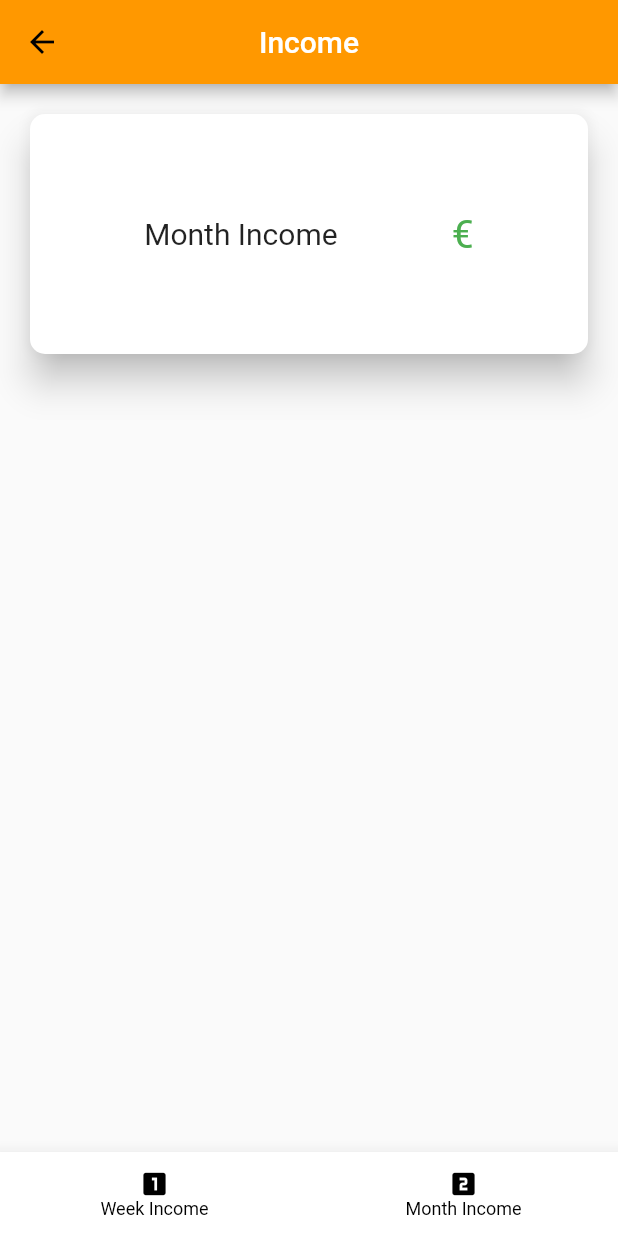
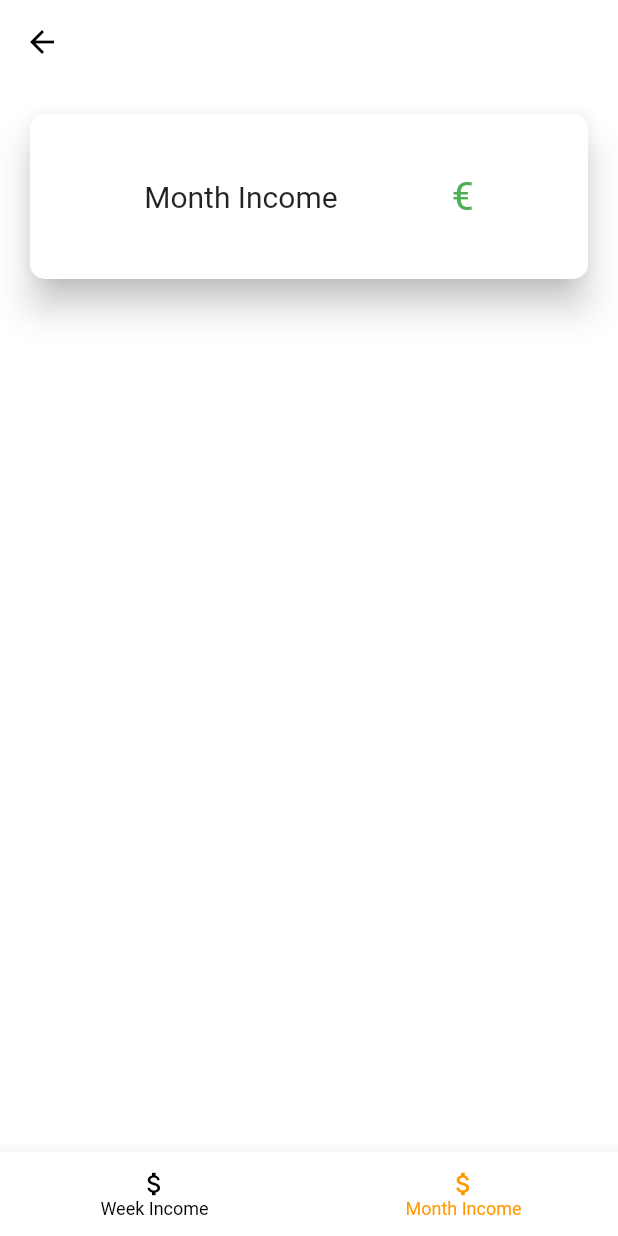
Before and after one commit to mahmoudal99/kanafeh_kingz, a Flutter app: the IncomeScreen screen opened directly, item 2 of the bottom bar chosen, on a phone screen of 412 x 824 dp. Run offline on Flutter 3.47's test engine with Material 2 defaults, Android fonts, the phone set to English and light mode, and no system bars; our stand-ins replace cloud_firestore, firebase_core, jiffy, page_transition, responsive_builder; accounts and stored records are empty.

Commit message:
Updated dimensions for income pages

```diff
--- a/lib/income_screen.dart
+++ b/lib/income_screen.dart
@@ -31,6 +31,8 @@ class _IncomeScreenState extends State<IncomeScreen> {
 
     return Scaffold(
       appBar: AppBar(
+        backgroundColor: Colors.white,
+        elevation: 0,
         title: Text(
           'Income',
           style: TextStyle(color: Colors.white),
@@ -41,14 +43,14 @@ class _IncomeScreenState extends State<IncomeScreen> {
         onTap: onTabTapped,
         type: BottomNavigationBarType.fixed,
         backgroundColor: Colors.white,
-        selectedItemColor: Colors.black,
+        selectedItemColor: Colors.orange,
         unselectedItemColor: Colors.black,
         selectedFontSize: 12.0,
         currentIndex: _currentIndex,
         elevation: 10.0,
         items: [
-          new BottomNavigationBarItem(icon: Icon(Icons.looks_one, size: 20.0), title: Text("Week Income"),),
-          new BottomNavigationBarItem(icon: Icon(Icons.looks_two, size: 20.0), title: Text("Month Income"),)
+          new BottomNavigationBarItem(icon: Icon(Icons.attach_money, size: 20.0), title: Text("Week Income"),),
+          new BottomNavigationBarItem(icon: Icon(Icons.attach_money, size: 20.0), title: Text("Month Income"),)
         ],
       ),
       body: _children[_currentIndex],
--- a/lib/month_income.dart
+++ b/lib/month_income.dart
@@ -11,11 +11,13 @@ class MonthIncome extends StatelessWidget {
     MonthlyIncome monthlyIncome = Provider.of<MonthlyIncome>(context);
     var allMonths = Provider.of<List<MonthlyIncome>>(context);
 
-    return Column(
+    return Container(
+      color: Colors.white,
+      child: Column(
         children: [
           Container(
             width: MediaQuery.of(context).size.width,
-          height: 200,
+            height: 150,
             child: Card(
               margin: EdgeInsets.all(20),
               elevation: 10,
@@ -61,11 +63,11 @@ class MonthIncome extends StatelessWidget {
                           children: [
                             Text(
                               "Month " + month.month,
-                            style: TextStyle(color: Colors.black, fontSize: 20),
+                              style: TextStyle(color: Colors.black, fontSize: 18),
                             ),
                             Text(
                               "€" + month.profit,
-                            style: TextStyle(color: Colors.green, fontSize: 20),
+                              style: TextStyle(color: Colors.green, fontSize: 18),
                             ),
                           ],
                         ),
@@ -76,6 +78,7 @@ class MonthIncome extends StatelessWidget {
                     .toList()),
           )
         ],
+      ),
     );
   }
 }
```
Also changed, not shown: lib/main.dart (+22 -10 lines), lib/week_income.dart (+5 -2 lines). Lines whose indentation alone changed are shown as unchanged.
